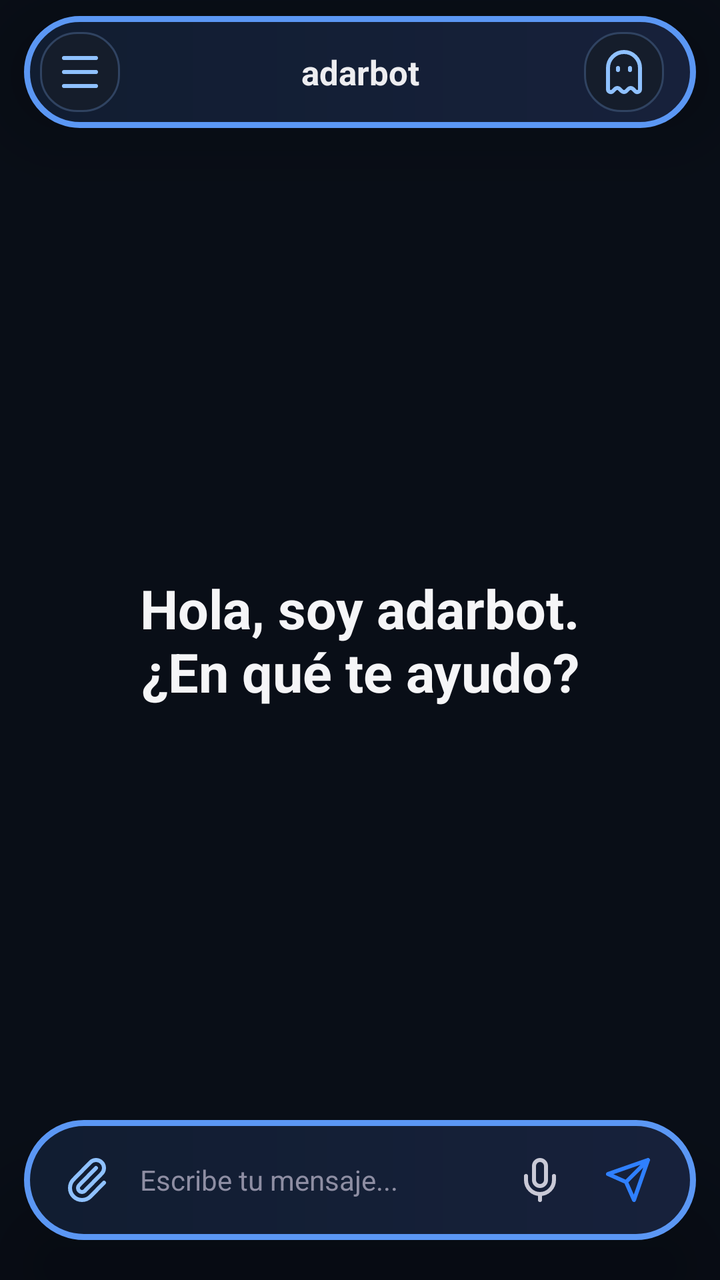
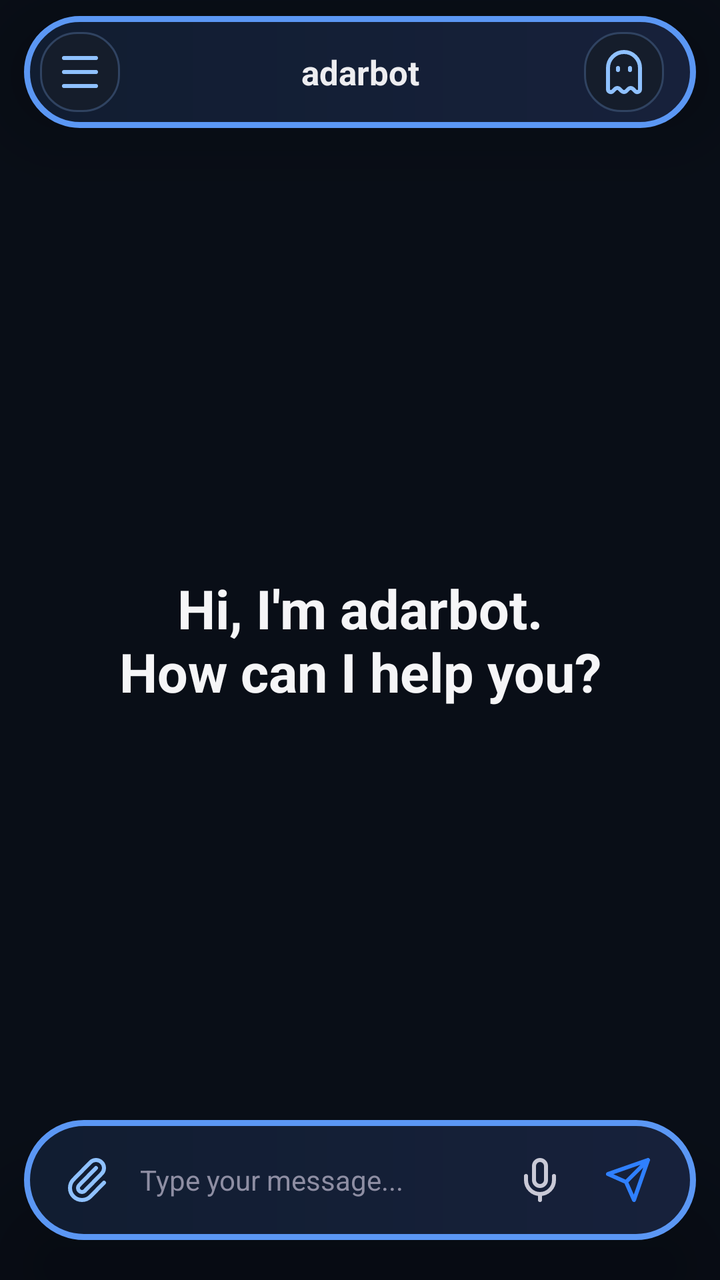

Screens rendered from an Android XML layout before and after an edit, with the pre-edit source and the edit as a unified diff.
<!-- AndroidManifest.xml: activity theme Theme.NemotronVoiceIME -->
<!-- res/layout/activity_chat.xml -->
<?xml version="1.0" encoding="utf-8"?>
<FrameLayout xmlns:android="http://schemas.android.com/apk/res/android"
    android:layout_width="match_parent"
    android:layout_height="match_parent"
    android:background="#090E17">

    <LinearLayout
        android:layout_width="match_parent"
        android:layout_height="match_parent"
        android:orientation="vertical">

    <FrameLayout
        android:layout_width="match_parent"
        android:layout_height="0dp"
        android:layout_weight="1">
        <androidx.recyclerview.widget.RecyclerView
            android:id="@+id/recyclerMessages"
            android:layout_width="match_parent"
            android:layout_height="match_parent"
            android:scrollbars="none"
            android:clipToPadding="false"
            android:paddingTop="92dp"
            android:paddingBottom="112dp" />
        <TextView
            android:id="@+id/welcomeView"
            android:layout_width="match_parent"
            android:layout_height="wrap_content"
            android:layout_gravity="center"
            android:gravity="center"
            android:text="Hola, soy adarbot.\n¿En qué te ayudo?"
            android:textColor="#F5F5F7"
            android:textSize="27sp"
            android:textStyle="bold" />
    </FrameLayout>

    </LinearLayout>

    
    <LinearLayout
        android:layout_width="match_parent"
        android:layout_height="56dp"
        android:layout_gravity="top|center_horizontal"
        android:layout_marginLeft="12dp"
        android:layout_marginTop="8dp"
        android:layout_marginRight="12dp"
        android:background="@drawable/bg_float_bar"
        android:elevation="24dp"
        android:gravity="center_vertical"
        android:orientation="horizontal"
        android:paddingLeft="8dp"
        android:paddingRight="8dp">
        <LinearLayout
            android:layout_width="48dp"
            android:layout_height="40dp"
            android:gravity="center_vertical">
            <ImageButton
                android:id="@+id/btnMenuChat"
                android:layout_width="40dp"
                android:layout_height="40dp"
                android:background="@drawable/bg_chip"
                android:contentDescription="Abrir menú de chats"
                android:padding="8dp"
                android:src="@drawable/ic_menu"
                android:tint="#8FC1FF" />
            <ImageButton
                android:id="@+id/btnBack"
                android:layout_width="40dp"
                android:layout_height="40dp"
                android:background="?attr/selectableItemBackgroundBorderless"
                android:contentDescription="Volver"
                android:padding="8dp"
                android:src="@drawable/ic_back"
                android:tint="#EDEDF0"
                android:visibility="gone" />
        </LinearLayout>
        <TextView
            android:id="@+id/convTitle"
            android:layout_width="0dp"
            android:layout_height="match_parent"
            android:layout_weight="1"
            android:ellipsize="end"
            android:gravity="center"
            android:maxLines="1"
            android:text="adarbot"
            android:textColor="#EDEDF0"
            android:textSize="17sp"
            android:textStyle="bold" />
        <LinearLayout
            android:layout_width="48dp"
            android:layout_height="40dp"
            android:gravity="center_vertical">
            <ImageButton
                android:id="@+id/btnIncognitoHome"
                android:layout_width="40dp"
                android:layout_height="40dp"
                android:background="@drawable/bg_chip"
                android:contentDescription="Nuevo chat incógnito"
                android:padding="9dp"
                android:src="@drawable/ic_ghost"
                android:tint="#8FC1FF" />
            <ImageButton
                android:id="@+id/btnDelete"
                android:layout_width="40dp"
                android:layout_height="40dp"
                android:background="@drawable/bg_chip"
                android:contentDescription="Eliminar conversacion"
                android:padding="10dp"
                android:src="@drawable/ic_trash"
                android:tint="#8FC1FF"
                android:visibility="gone" />
        </LinearLayout>
    </LinearLayout>

    <LinearLayout
        android:id="@+id/chatAttachmentPreview"
        android:layout_width="wrap_content"
        android:layout_height="wrap_content"
        android:layout_gravity="bottom|start"
        android:layout_marginLeft="22dp"
        android:layout_marginBottom="82dp"
        android:orientation="horizontal"
        android:gravity="center_vertical"
        android:padding="6dp"
        android:background="@drawable/bg_assist_preview"
        android:clipToOutline="true"
        android:elevation="24dp"
        android:visibility="gone">
        <ImageView
            android:id="@+id/chatAttachmentImage"
            android:layout_width="72dp"
            android:layout_height="48dp"
            android:background="@drawable/bg_assist_preview"
            android:clipToOutline="true"
            android:contentDescription="Vista previa del adjunto"
            android:outlineProvider="background"
            android:scaleType="centerCrop"
            android:visibility="gone" />
        <ImageView
            android:id="@+id/chatFileIcon"
            android:layout_width="32dp"
            android:layout_height="32dp"
            android:layout_marginLeft="6dp"
            android:contentDescription="Icono del archivo"
            android:src="@drawable/ic_file"
            android:tint="#8FC1FF"
            android:visibility="gone" />
        <TextView
            android:id="@+id/chatFileName"
            android:layout_width="wrap_content"
            android:layout_height="wrap_content"
            android:layout_marginLeft="8dp"
            android:layout_marginRight="8dp"
            android:ellipsize="end"
            android:maxLines="1"
            android:maxWidth="140dp"
            android:textColor="#EDEDF0"
            android:textSize="13sp"
            android:visibility="gone" />
        <ImageButton
            android:id="@+id/chatAttachmentRemove"
            android:layout_width="28dp"
            android:layout_height="28dp"
            android:background="@drawable/bg_assist_icon"
            android:contentDescription="Quitar adjunto"
            android:padding="6dp"
            android:src="@drawable/ic_close"
            android:tint="#FFFFFF" />
    </LinearLayout>

    
    <LinearLayout
        android:id="@+id/chatComposer"
        android:layout_width="match_parent"
        android:layout_height="wrap_content"
        android:layout_gravity="bottom"
        android:layout_marginLeft="12dp"
        android:layout_marginRight="12dp"
        android:layout_marginTop="14dp"
        android:layout_marginBottom="20dp"
        android:background="@drawable/bg_float_bar"
        android:elevation="24dp"
        android:translationZ="8dp"
        android:gravity="end"
        android:orientation="vertical"
        android:paddingLeft="12dp"
        android:paddingTop="8dp"
        android:paddingRight="12dp"
        android:paddingBottom="8dp">

        <TextView
            android:id="@+id/modelChip"
            android:layout_width="wrap_content"
            android:layout_height="wrap_content"
            android:layout_marginRight="4dp"
            android:layout_marginBottom="3dp"
            android:background="@drawable/bg_chip"
            android:paddingLeft="12dp"
            android:paddingTop="5dp"
            android:paddingRight="12dp"
            android:paddingBottom="5dp"
            android:text="DeepSeek"
            android:textColor="#C9C9D6"
            android:textSize="12sp"
            android:visibility="gone" />

        <LinearLayout
            android:layout_width="match_parent"
            android:layout_height="wrap_content"
            android:gravity="center_vertical"
            android:orientation="horizontal">

        <ImageButton
            android:id="@+id/btnAttach"
            android:layout_width="40dp"
            android:layout_height="44dp"
            android:background="@android:color/transparent"
            android:contentDescription="Adjuntar"
            android:padding="9dp"
            android:src="@drawable/ic_attach"
            android:tint="#8FC1FF" />

        <EditText
            android:id="@+id/inputField"
            android:layout_width="0dp"
            android:layout_height="wrap_content"
            android:layout_weight="1"
            android:layout_marginLeft="0dp"
            android:layout_marginRight="2dp"
            android:background="@android:color/transparent"
            android:gravity="center_vertical"
            android:hint="Escribe tu mensaje..."
            android:imeOptions="actionSend|flagNoFullscreen"
            android:importantForAutofill="no"
            android:inputType="textMultiLine|textNoSuggestions"
            android:maxLines="6"
            android:paddingLeft="6dp"
            android:paddingRight="6dp"
            android:textColor="#EDEDF0"
            android:textColorHint="#8E8EA3"
            android:textColorHighlight="@color/adarbot_selection"
            android:lineSpacingExtra="4dp"
            android:textSize="14sp" />

        <ImageButton
            android:id="@+id/btnMic"
            android:layout_width="44dp"
            android:layout_height="44dp"
            android:background="@android:color/transparent"
            android:contentDescription="Escribir por voz"
            android:padding="10dp"
            android:src="@drawable/ic_mic"
            android:tint="#C9C9D6" />

        <FrameLayout
            android:layout_width="44dp"
            android:layout_height="44dp">
            <ImageButton
                android:id="@+id/btnSend"
                android:layout_width="match_parent"
                android:layout_height="match_parent"
                android:background="@android:color/transparent"
                android:contentDescription="Enviar"
                android:padding="10dp"
                android:src="@drawable/ic_send"
                android:tint="#2F80FF" />
        </FrameLayout>
        </LinearLayout>
    </LinearLayout>
</FrameLayout>
<!-- resources referenced by this layout -->
<resources>
  <color name="adarbot_selection">#335B97F4</color>
  <!-- drawable bg_assist_preview (drawable) -->
  <shape xmlns:android="http://schemas.android.com/apk/res/android" android:shape="rectangle">
      <solid android:color="#171B24" />
      <corners android:radius="28dp" />
  </shape>
  <!-- drawable bg_chip (drawable) -->
  <shape xmlns:android="http://schemas.android.com/apk/res/android"
      android:shape="rectangle">
      <solid android:color="#151D2B" />
      <stroke android:width="1dp" android:color="#304361" />
      <corners android:radius="18dp" />
  </shape>
  <!-- drawable bg_float_bar (drawable) -->
  <shape xmlns:android="http://schemas.android.com/apk/res/android" android:shape="rectangle">
      <gradient android:angle="0" android:startColor="#111D31" android:endColor="#17213B" />
      <stroke android:width="3dp" android:color="#5B97F4" />
      <corners android:radius="36dp" />
  </shape>
  <!-- drawable ic_back (drawable) -->
  <vector xmlns:android="http://schemas.android.com/apk/res/android" android:width="24dp" android:height="24dp" android:viewportWidth="24" android:viewportHeight="24">
      <path android:fillColor="#00000000" android:strokeColor="#FFFFFFFF" android:strokeWidth="2" android:strokeLineCap="round" android:strokeLineJoin="round" android:pathData="M12,19L5,12L12,5M19,12L5,12" />
  </vector>
  <!-- drawable ic_close (drawable) -->
  <vector xmlns:android="http://schemas.android.com/apk/res/android" android:width="24dp" android:height="24dp" android:viewportWidth="24" android:viewportHeight="24">
      <path android:fillColor="#00000000" android:strokeColor="#FFFFFFFF" android:strokeWidth="2" android:strokeLineCap="round" android:pathData="M18,6L6,18M6,6L18,18" />
  </vector>
  <!-- drawable ic_menu (drawable) -->
  <vector xmlns:android="http://schemas.android.com/apk/res/android" android:width="24dp" android:height="24dp" android:viewportWidth="24" android:viewportHeight="24">
      <path android:fillColor="#00000000" android:strokeColor="#FFFFFFFF" android:strokeWidth="2" android:strokeLineCap="round" android:pathData="M4,5L20,5M4,12L20,12M4,19L20,19" />
  </vector>
  <!-- drawable ic_mic (drawable) -->
  <vector xmlns:android="http://schemas.android.com/apk/res/android" android:width="24dp" android:height="24dp" android:viewportWidth="24" android:viewportHeight="24">
      <path android:fillColor="#00000000" android:strokeColor="#FFFFFFFF" android:strokeWidth="2" android:strokeLineCap="round" android:strokeLineJoin="round" android:pathData="M12,19L12,22M19,10L19,12A7,7 0,0 1,5,12L5,10M9,5A3,3 0,0 1,15,5L15,12A3,3 0,0 1,9,12Z" />
  </vector>
  <!-- drawable ic_send (drawable) -->
  <vector xmlns:android="http://schemas.android.com/apk/res/android" android:width="24dp" android:height="24dp" android:viewportWidth="24" android:viewportHeight="24">
      <path android:fillColor="#00000000" android:strokeColor="#FFFFFFFF" android:strokeWidth="2" android:strokeLineCap="round" android:strokeLineJoin="round" android:pathData="M22,2L11,13M22,2L15,22L11,13L2,9Z" />
  </vector>
  <style name="Theme.NemotronVoiceIME" parent="Theme.Material3.DayNight.NoActionBar">
          <item name="colorPrimary">@color/accent</item>
          <item name="colorPrimaryVariant">@color/accent_dark</item>
          <item name="colorOnPrimary">@color/text_light</item>
          <item name="colorControlActivated">@color/adarbot_accent</item>
          <item name="android:statusBarColor">@color/bg_primary</item>
      </style>
  <color name="accent">#76B900</color>
  <color name="accent_dark">#5A8C00</color>
  <color name="text_light">#FFFFFF</color>
  <color name="adarbot_accent">#5B97F4</color>
  <color name="bg_primary">#1A1A2E</color>
  <!-- unchanged entries left out for length: 5 -->
</resources>

<!-- the commit's change to res/layout/activity_chat.xml (unified diff, before → after) -->
@@ -27,7 +27,7 @@
             android:layout_height="wrap_content"
             android:layout_gravity="center"
             android:gravity="center"
-            android:text="Hola, soy adarbot.\n¿En qué te ayudo?"
+            android:text="Hi, I'm adarbot.\nHow can I help you?"
             android:textColor="#F5F5F7"
             android:textSize="27sp"
             android:textStyle="bold" />
@@ -58,7 +58,7 @@
                 android:layout_width="40dp"
                 android:layout_height="40dp"
                 android:background="@drawable/bg_chip"
-                android:contentDescription="Abrir menú de chats"
+                android:contentDescription="Open chat menu"
                 android:padding="8dp"
                 android:src="@drawable/ic_menu"
                 android:tint="#8FC1FF" />
@@ -67,7 +67,7 @@
                 android:layout_width="40dp"
                 android:layout_height="40dp"
                 android:background="?attr/selectableItemBackgroundBorderless"
-                android:contentDescription="Volver"
+                android:contentDescription="Back"
                 android:padding="8dp"
                 android:src="@drawable/ic_back"
                 android:tint="#EDEDF0"
@@ -94,7 +94,7 @@
                 android:layout_width="40dp"
                 android:layout_height="40dp"
                 android:background="@drawable/bg_chip"
-                android:contentDescription="Nuevo chat incógnito"
+                android:contentDescription="New incognito chat"
                 android:padding="9dp"
                 android:src="@drawable/ic_ghost"
                 android:tint="#8FC1FF" />
@@ -103,7 +103,7 @@
                 android:layout_width="40dp"
                 android:layout_height="40dp"
                 android:background="@drawable/bg_chip"
-                android:contentDescription="Eliminar conversacion"
+                android:contentDescription="Delete conversation"
                 android:padding="10dp"
                 android:src="@drawable/ic_trash"
                 android:tint="#8FC1FF"
@@ -131,7 +131,7 @@
             android:layout_height="48dp"
             android:background="@drawable/bg_assist_preview"
             android:clipToOutline="true"
-            android:contentDescription="Vista previa del adjunto"
+            android:contentDescription="Attachment preview"
             android:outlineProvider="background"
             android:scaleType="centerCrop"
             android:visibility="gone" />
@@ -140,7 +140,7 @@
             android:layout_width="32dp"
             android:layout_height="32dp"
             android:layout_marginLeft="6dp"
-            android:contentDescription="Icono del archivo"
+            android:contentDescription="File icon"
             android:src="@drawable/ic_file"
             android:tint="#8FC1FF"
             android:visibility="gone" />
@@ -161,7 +161,7 @@
             android:layout_width="28dp"
             android:layout_height="28dp"
             android:background="@drawable/bg_assist_icon"
-            android:contentDescription="Quitar adjunto"
+            android:contentDescription="Remove attachment"
             android:padding="6dp"
             android:src="@drawable/ic_close"
             android:tint="#FFFFFF" />
@@ -214,7 +214,7 @@
             android:layout_width="40dp"
             android:layout_height="44dp"
             android:background="@android:color/transparent"
-            android:contentDescription="Adjuntar"
+            android:contentDescription="Attach"
             android:padding="9dp"
             android:src="@drawable/ic_attach"
             android:tint="#8FC1FF" />
@@ -228,7 +228,7 @@
             android:layout_marginRight="2dp"
             android:background="@android:color/transparent"
             android:gravity="center_vertical"
-            android:hint="Escribe tu mensaje..."
+            android:hint="Type your message..."
             android:imeOptions="actionSend|flagNoFullscreen"
             android:importantForAutofill="no"
             android:inputType="textMultiLine|textNoSuggestions"
@@ -246,7 +246,7 @@
             android:layout_width="44dp"
             android:layout_height="44dp"
             android:background="@android:color/transparent"
-            android:contentDescription="Escribir por voz"
+            android:contentDescription="Voice input"
             android:padding="10dp"
             android:src="@drawable/ic_mic"
             android:tint="#C9C9D6" />
